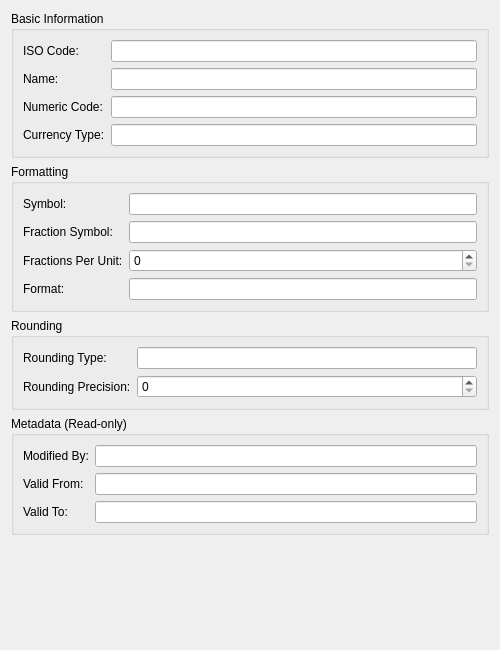
This is projects/ores.qt/ui/CurrencyDetailDialog.ui in OreStudio/OreStudio as Qt 5 draws it before an edit. The edited form follows.
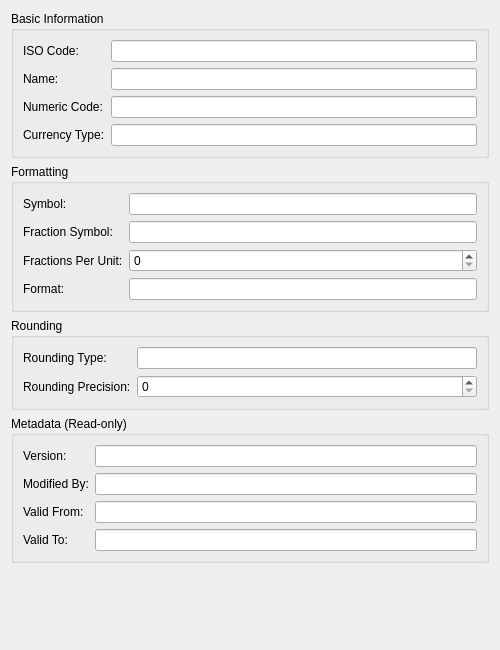
This is the edited form.

Commit message:
[qt] Display version attribute in currency UI
Add version column to the currency list table model and version field
to the currency detail dialog:

- ClientCurrencyModel: Add Version column (column 10) to display the
  entity version in the currency table view
- CurrencyDetailDialog.ui: Add read-only Version field to the Metadata
  section
- CurrencyDetailDialog.cpp: Wire up version display in setCurrency()
  and clearDialog() methods

The version is displayed as read-only metadata since it is managed
automatically by the database for optimistic locking.

Diff of the .ui file:
```diff
--- a/projects/ores.qt/ui/CurrencyDetailDialog.ui
+++ b/projects/ores.qt/ui/CurrencyDetailDialog.ui
@@ -169,41 +169,55 @@
      </property>
      <layout class="QFormLayout" name="formLayout_4">
       <item row="0" column="0">
+       <widget class="QLabel" name="labelVersion">
+        <property name="text">
+         <string>Version:</string>
+        </property>
+       </widget>
+      </item>
+      <item row="0" column="1">
+       <widget class="QLineEdit" name="versionEdit">
+        <property name="readOnly">
+         <bool>true</bool>
+        </property>
+       </widget>
+      </item>
+      <item row="1" column="0">
        <widget class="QLabel" name="labelModifiedBy">
         <property name="text">
          <string>Modified By:</string>
         </property>
        </widget>
       </item>
-      <item row="0" column="1">
+      <item row="1" column="1">
        <widget class="QLineEdit" name="modifiedByEdit">
         <property name="readOnly">
          <bool>true</bool>
         </property>
        </widget>
       </item>
-      <item row="1" column="0">
+      <item row="2" column="0">
        <widget class="QLabel" name="labelValidFrom">
         <property name="text">
          <string>Valid From:</string>
         </property>
        </widget>
       </item>
-      <item row="1" column="1">
+      <item row="2" column="1">
        <widget class="QLineEdit" name="validFromEdit">
         <property name="readOnly">
          <bool>true</bool>
         </property>
        </widget>
       </item>
-      <item row="2" column="0">
+      <item row="3" column="0">
        <widget class="QLabel" name="labelValidTo">
         <property name="text">
          <string>Valid To:</string>
         </property>
        </widget>
       </item>
-      <item row="2" column="1">
+      <item row="3" column="1">
        <widget class="QLineEdit" name="validToEdit">
         <property name="readOnly">
          <bool>true</bool>
```
The commit also changes 2 other files.
